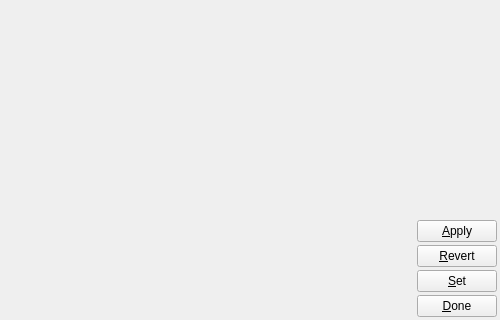
Before: the Qt Designer form MapLocationDialog.ui in SyDevTeam/gta5view, drawn with Qt 5; both pictures show x 0 to 500 and y 280 to 600 of the 500 by 600 pixel window.
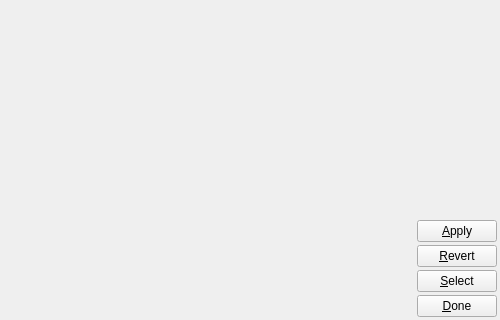
After: the same form once the commit is applied.

```diff
--- a/MapLocationDialog.ui
+++ b/MapLocationDialog.ui
@@ -187,7 +187,7 @@
           <enum>Qt::NoFocus</enum>
          </property>
          <property name="text">
-          <string>&amp;Set</string>
+          <string>&amp;Select</string>
          </property>
          <property name="autoDefault">
           <bool>false</bool>
```
Left out of the diff: 15 changed lines with no effect on the pictures.
